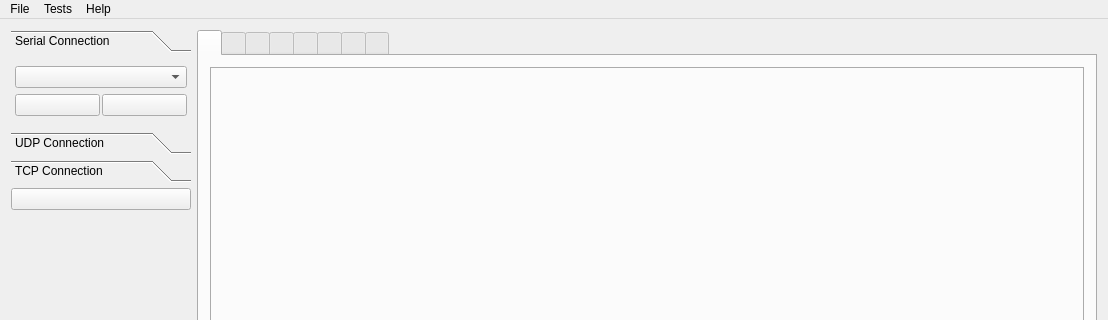
Old version of the form Linux/RControlStation/mainwindow.ui in the repository vedderb/rise_sdvp; both pictures show x 0 to 1108 and y 0 to 320 of the 1108 by 784 pixel window.
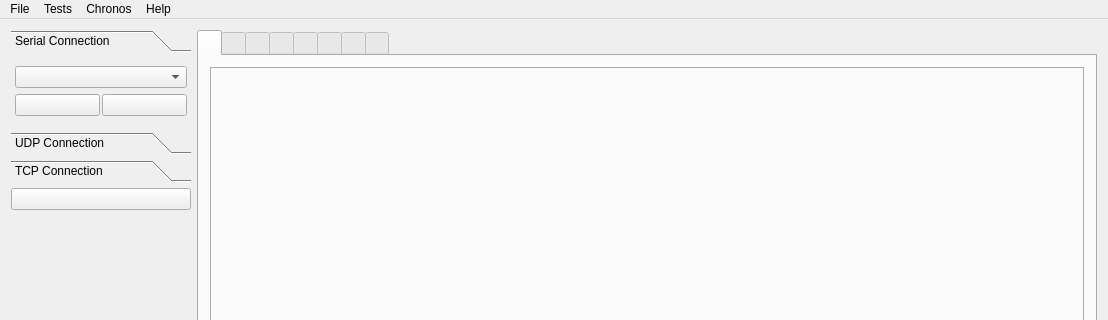
New version of the form. Icons and pictures are not drawn. Custom widgets are drawn as their Qt base class.

Commit message: Read and write chronos drive files, no start after SYPM before MTSP in time mode

```diff
--- a/Linux/RControlStation/mainwindow.ui
+++ b/Linux/RControlStation/mainwindow.ui
@@ -2529,8 +2529,16 @@
     </property>
     <addaction name="actionTestIntersection"/>
    </widget>
+   <widget class="QMenu" name="menuChronos">
+    <property name="title">
+     <string>Chronos</string>
+    </property>
+    <addaction name="actionSaveSelectedRouteAsDriveFile"/>
+    <addaction name="actionLoadDriveFile"/>
+   </widget>
    <addaction name="menuFile"/>
    <addaction name="menuTests"/>
+   <addaction name="menuChronos"/>
    <addaction name="menuHelp"/>
   </widget>
   <widget class="QStatusBar" name="statusBar"/>
```
Left out of the diff: 21 changed lines with no effect on the pictures. The commit also changes 7 other files.
